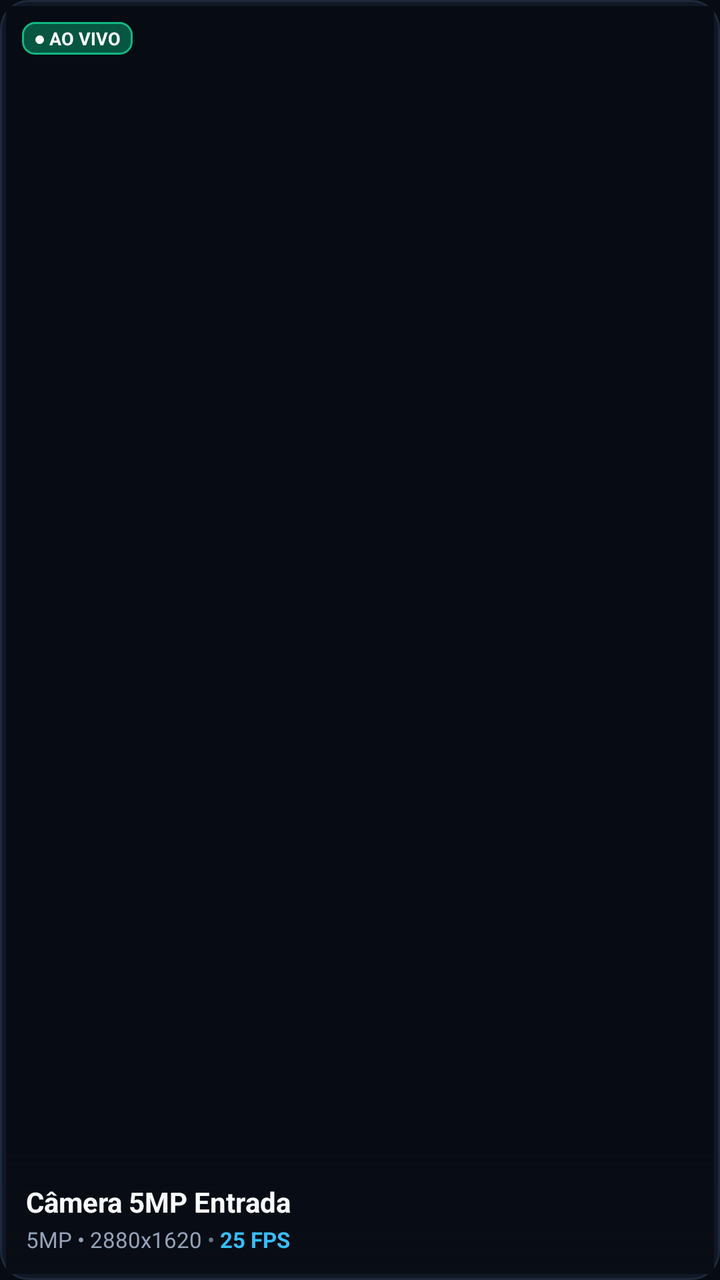
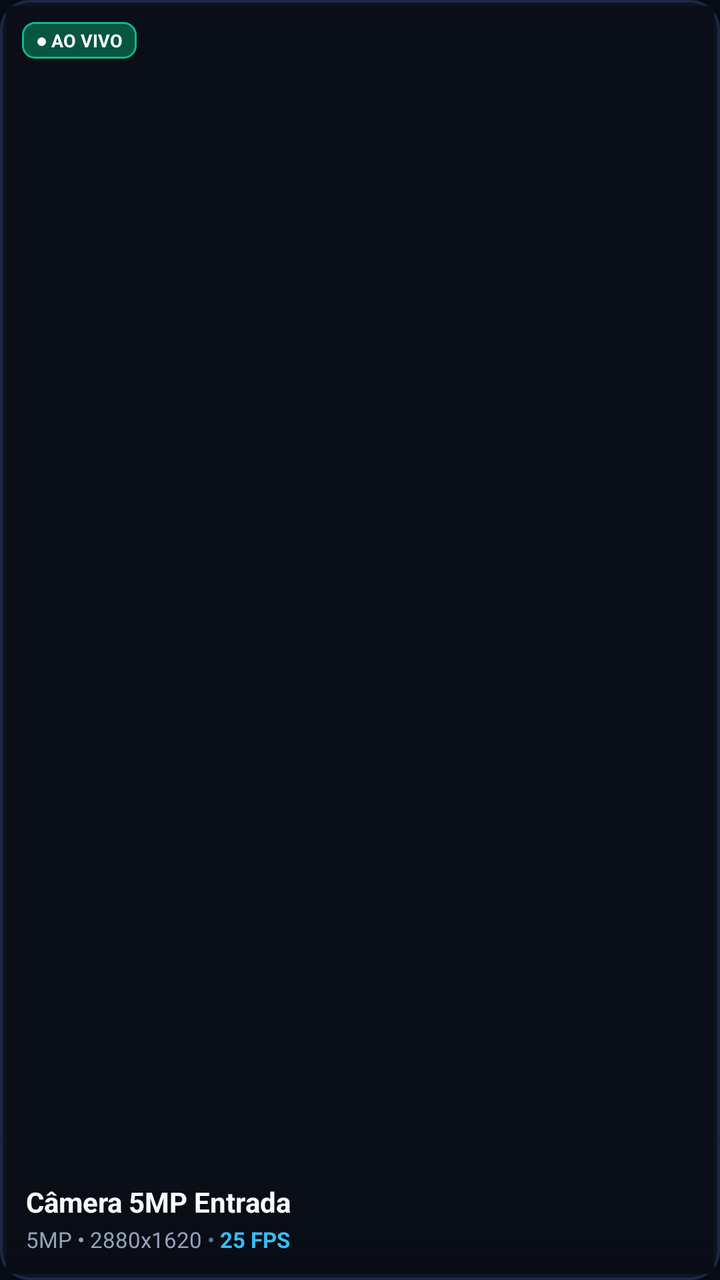

An Android layout rendered at two revisions. The XML below is the earlier revision; the diff shows what the commit changed to produce the second picture.
<!-- AndroidManifest.xml: application theme Theme.ServONVIF -->
<!-- res/layout/item_camera_tv_card.xml -->
<?xml version="1.0" encoding="utf-8"?>
<FrameLayout xmlns:android="http://schemas.android.com/apk/res/android"
    xmlns:tools="http://schemas.android.com/tools"
    android:id="@+id/cardCameraRoot"
    android:layout_width="260dp"
    android:layout_height="160dp"
    android:layout_marginEnd="16dp"
    android:focusable="true"
    android:clickable="true"
    android:background="@drawable/bg_tv_card_selector"
    android:padding="3dp">

    
    <FrameLayout
        android:layout_width="match_parent"
        android:layout_height="match_parent"
        android:background="#070B14">

        <ImageView
            android:id="@+id/imgCameraThumbnail"
            android:layout_width="match_parent"
            android:layout_height="match_parent"
            android:scaleType="centerCrop"
            android:contentDescription="Camera Preview" />

        <WebView
            android:id="@+id/webCameraStream"
            android:layout_width="match_parent"
            android:layout_height="match_parent"
            android:visibility="gone" />

        
        <View
            android:layout_width="match_parent"
            android:layout_height="64dp"
            android:layout_gravity="bottom"
            android:background="@drawable/bg_tv_hero_gradient" />

        
        <LinearLayout
            android:layout_width="match_parent"
            android:layout_height="wrap_content"
            android:orientation="horizontal"
            android:padding="8dp"
            android:gravity="center_vertical">

            <TextView
                android:id="@+id/tvCardLiveBadge"
                android:layout_width="wrap_content"
                android:layout_height="wrap_content"
                android:background="@drawable/bg_live_badge"
                android:text="● AO VIVO"
                android:textColor="#FFFFFF"
                android:textSize="9sp"
                android:textStyle="bold"
                android:paddingHorizontal="6dp"
                android:paddingVertical="2dp" />

            <View
                android:layout_width="0dp"
                android:layout_height="1dp"
                android:layout_weight="1" />

            <TextView
                android:id="@+id/tvCardMotionBadge"
                android:layout_width="wrap_content"
                android:layout_height="wrap_content"
                android:background="@drawable/bg_motion_alert_badge"
                android:text="MOVIMENTO"
                android:textColor="#FFFFFF"
                android:textSize="9sp"
                android:textStyle="bold"
                android:paddingHorizontal="6dp"
                android:paddingVertical="2dp"
                android:visibility="gone" />
        </LinearLayout>

        
        <LinearLayout
            android:layout_width="match_parent"
            android:layout_height="wrap_content"
            android:layout_gravity="bottom"
            android:orientation="vertical"
            android:padding="10dp">

            <TextView
                android:id="@+id/tvCardCameraName"
                android:layout_width="match_parent"
                android:layout_height="wrap_content"
                android:text="Câmera 5MP Entrada"
                android:textColor="#F8FAFC"
                android:textSize="14sp"
                android:textStyle="bold"
                android:singleLine="true"
                android:ellipsize="end" />

            <LinearLayout
                android:layout_width="match_parent"
                android:layout_height="wrap_content"
                android:orientation="horizontal"
                android:gravity="center_vertical"
                android:layout_marginTop="2dp">

                <TextView
                    android:id="@+id/tvCardCameraRes"
                    android:layout_width="wrap_content"
                    android:layout_height="wrap_content"
                    android:text="5MP • 2880x1620"
                    android:textColor="#94A3B8"
                    android:textSize="11sp" />

                <TextView
                    android:layout_width="wrap_content"
                    android:layout_height="wrap_content"
                    android:text=" • "
                    android:textColor="#64748B"
                    android:textSize="11sp" />

                <TextView
                    android:id="@+id/tvCardCameraFps"
                    android:layout_width="wrap_content"
                    android:layout_height="wrap_content"
                    android:text="25 FPS"
                    android:textColor="#38BDF8"
                    android:textSize="11sp"
                    android:textStyle="bold" />
            </LinearLayout>
        </LinearLayout>
    </FrameLayout>
</FrameLayout>
<!-- resources referenced by this layout -->
<resources>
  <!-- drawable bg_live_badge (drawable) -->
  <?xml version="1.0" encoding="utf-8"?>
  <shape xmlns:android="http://schemas.android.com/apk/res/android"
      android:shape="rectangle">
      <solid android:color="#E6065F46" />
      <stroke android:width="1dp" android:color="#10B981" />
      <corners android:radius="6dp" />
  </shape>
  <!-- drawable bg_motion_alert_badge (drawable) -->
  <?xml version="1.0" encoding="utf-8"?>
  <shape xmlns:android="http://schemas.android.com/apk/res/android"
      android:shape="rectangle">
      <solid android:color="#E6991B1B" />
      <stroke android:width="1dp" android:color="#EF4444" />
      <corners android:radius="6dp" />
  </shape>
  <!-- drawable bg_tv_card_selector (drawable) -->
  <?xml version="1.0" encoding="utf-8"?>
  <selector xmlns:android="http://schemas.android.com/apk/res/android">
      
      <item android:state_focused="true">
          <shape android:shape="rectangle">
              <solid android:color="#1A2638" />
              <corners android:radius="14dp" />
              <stroke android:width="3dp" android:color="#00D2FF" />
          </shape>
      </item>
      
      <item android:state_pressed="true">
          <shape android:shape="rectangle">
              <solid android:color="#2563EB" />
              <corners android:radius="14dp" />
              <stroke android:width="3dp" android:color="#60A5FA" />
          </shape>
      </item>
      
      <item>
          <shape android:shape="rectangle">
              <solid android:color="#101826" />
              <corners android:radius="14dp" />
              <stroke android:width="1dp" android:color="#1E293B" />
          </shape>
      </item>
  </selector>
  <!-- drawable bg_tv_hero_gradient (drawable) -->
  <?xml version="1.0" encoding="utf-8"?>
  <shape xmlns:android="http://schemas.android.com/apk/res/android"
      android:shape="rectangle">
      <gradient
          android:angle="270"
          android:startColor="#00080C14"
          android:centerColor="#80080C14"
          android:endColor="#FA080C14"
          android:type="linear" />
  </shape>
  <style name="Theme.ServONVIF" parent="Theme.MaterialComponents.DayNight.NoActionBar">
          <item name="colorPrimary">@color/blue_primary</item>
          <item name="android:windowBackground">@color/dark_bg</item>
      </style>
  <color name="blue_primary">#FF2563EB</color>
  <color name="dark_bg">#FF070B14</color>
</resources>

<!-- the commit's change to res/layout/item_camera_tv_card.xml (unified diff, before → after) -->
@@ -1,10 +1,9 @@
 <?xml version="1.0" encoding="utf-8"?>
 <FrameLayout xmlns:android="http://schemas.android.com/apk/res/android"
-    xmlns:tools="http://schemas.android.com/tools"
     android:id="@+id/cardCameraRoot"
-    android:layout_width="260dp"
-    android:layout_height="160dp"
-    android:layout_marginEnd="16dp"
+    android:layout_width="280dp"
+    android:layout_height="158dp"
+    android:layout_marginEnd="18dp"
     android:focusable="true"
     android:clickable="true"
     android:background="@drawable/bg_tv_card_selector"
@@ -14,8 +13,9 @@
     <FrameLayout
         android:layout_width="match_parent"
         android:layout_height="match_parent"
-        android:background="#070B14">
+        android:background="#090E18">
 
+        
         <ImageView
             android:id="@+id/imgCameraThumbnail"
             android:layout_width="match_parent"
@@ -23,16 +23,10 @@
             android:scaleType="centerCrop"
             android:contentDescription="Camera Preview" />
 
-        <WebView
-            android:id="@+id/webCameraStream"
-            android:layout_width="match_parent"
-            android:layout_height="match_parent"
-            android:visibility="gone" />
-
         
         <View
             android:layout_width="match_parent"
-            android:layout_height="64dp"
+            android:layout_height="72dp"
             android:layout_gravity="bottom"
             android:background="@drawable/bg_tv_hero_gradient" />
 
@@ -53,8 +47,8 @@
                 android:textColor="#FFFFFF"
                 android:textSize="9sp"
                 android:textStyle="bold"
-                android:paddingHorizontal="6dp"
-                android:paddingVertical="2dp" />
+                android:paddingHorizontal="7dp"
+                android:paddingVertical="3dp" />
 
             <View
                 android:layout_width="0dp"
@@ -70,8 +64,8 @@
                 android:textColor="#FFFFFF"
                 android:textSize="9sp"
                 android:textStyle="bold"
-                android:paddingHorizontal="6dp"
-                android:paddingVertical="2dp"
+                android:paddingHorizontal="7dp"
+                android:paddingVertical="3dp"
                 android:visibility="gone" />
         </LinearLayout>
 
@@ -95,6 +89,7 @@
                 android:ellipsize="end" />
 
             <LinearLayout
+                android:id="@+id/layoutCardExtraMeta"
                 android:layout_width="match_parent"
                 android:layout_height="wrap_content"
                 android:orientation="horizontal"
<!-- resource entries referenced after the edit -->
@@ -22,25 +22,25 @@
       
       <item android:state_focused="true">
           <shape android:shape="rectangle">
-              <solid android:color="#1A2638" />
+              <solid android:color="#162035" />
+              <stroke android:width="3dp" android:color="#38BDF8" />
               <corners android:radius="14dp" />
-              <stroke android:width="3dp" android:color="#00D2FF" />
           </shape>
       </item>
       
       <item android:state_pressed="true">
           <shape android:shape="rectangle">
-              <solid android:color="#2563EB" />
+              <solid android:color="#1E2E4E" />
+              <stroke android:width="3dp" android:color="#0EA5E9" />
               <corners android:radius="14dp" />
-              <stroke android:width="3dp" android:color="#60A5FA" />
           </shape>
       </item>
       
       <item>
           <shape android:shape="rectangle">
-              <solid android:color="#101826" />
+              <solid android:color="#0D1424" />
+              <stroke android:width="1.2dp" android:color="#1B2844" />
               <corners android:radius="14dp" />
-              <stroke android:width="1dp" android:color="#1E293B" />
           </shape>
       </item>
   </selector>
